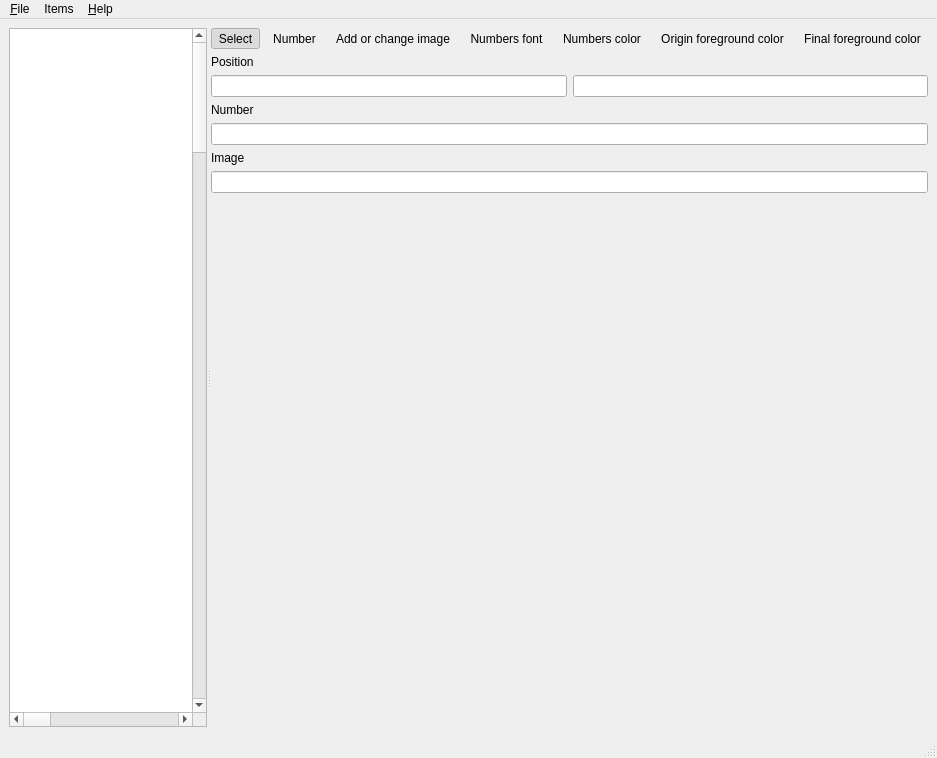
First picture: the form in ui/mainwindow.ui, repository kervala/mapmaker, before the edit.
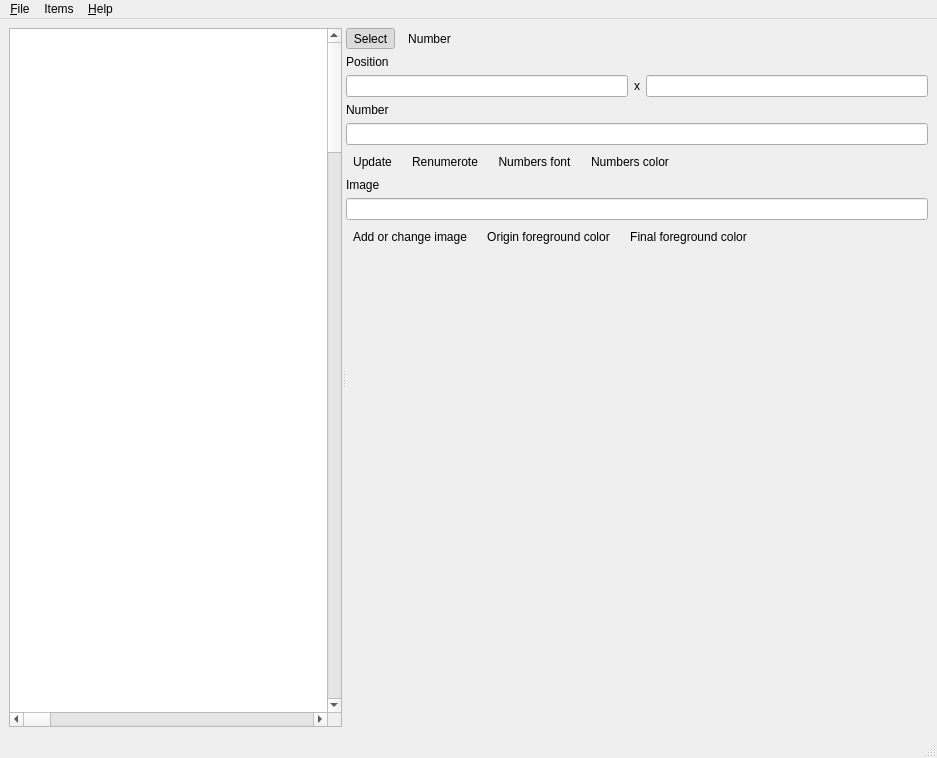
Second picture: the form after the edit. Icons and pictures are not drawn.

Commit message: Fixed: Validate and recompute numbers

What changed in the file:
```diff
--- a/ui/mainwindow.ui
+++ b/ui/mainwindow.ui
@@ -33,7 +33,7 @@
       <widget class="QWidget" name="layoutWidget">
        <layout class="QVBoxLayout" name="verticalLayout">
         <item>
-         <layout class="QHBoxLayout" name="toolsLayout" stretch="0,0,1,0,0,0,0,0">
+         <layout class="QHBoxLayout" name="toolsLayout" stretch="0,0,1">
           <item>
            <widget class="QToolButton" name="selectButton">
             <property name="text">
@@ -90,124 +90,238 @@
             </property>
            </spacer>
           </item>
-          <item>
-           <widget class="QToolButton" name="imageButton">
-            <property name="text">
-             <string>Add or change image</string>
-            </property>
-            <property name="icon">
-             <iconset resource="../res/resources.qrc">
-              <normaloff>:/icons/image.png</normaloff>:/icons/image.png</iconset>
-            </property>
-            <property name="checkable">
-             <bool>true</bool>
-            </property>
-            <property name="autoExclusive">
-             <bool>true</bool>
-            </property>
-            <property name="autoRaise">
-             <bool>true</bool>
-            </property>
-           </widget>
-          </item>
-          <item>
-           <widget class="QToolButton" name="fontButton">
-            <property name="text">
-             <string>Numbers font</string>
-            </property>
-            <property name="icon">
-             <iconset resource="../res/resources.qrc">
-              <normaloff>:/icons/font.png</normaloff>:/icons/font.png</iconset>
-            </property>
-            <property name="autoRaise">
-             <bool>true</bool>
-            </property>
-           </widget>
-          </item>
-          <item>
-           <widget class="QToolButton" name="colorButton">
-            <property name="text">
-             <string>Numbers color</string>
-            </property>
-            <property name="icon">
-             <iconset resource="../res/resources.qrc">
-              <normaloff>:/icons/color.png</normaloff>:/icons/color.png</iconset>
-            </property>
-            <property name="autoRaise">
-             <bool>true</bool>
-            </property>
-           </widget>
-          </item>
-          <item>
-           <widget class="QToolButton" name="originForegroundColorButton">
-            <property name="text">
-             <string>Origin foreground color</string>
-            </property>
-            <property name="icon">
-             <iconset resource="../res/resources.qrc">
-              <normaloff>:/icons/color.png</normaloff>:/icons/color.png</iconset>
-            </property>
-            <property name="autoRaise">
-             <bool>true</bool>
-            </property>
-           </widget>
-          </item>
-          <item>
-           <widget class="QToolButton" name="finalForegroundColorButton">
-            <property name="text">
-             <string>Final foreground color</string>
-            </property>
-            <property name="icon">
-             <iconset resource="../res/resources.qrc">
-              <normaloff>:/icons/color.png</normaloff>:/icons/color.png</iconset>
-            </property>
-            <property name="autoRaise">
-             <bool>true</bool>
-            </property>
-           </widget>
-          </item>
          </layout>
         </item>
         <item>
-         <widget class="QLabel" name="positionLabel">
-          <property name="text">
-           <string>Position</string>
-          </property>
+         <widget class="QFrame" name="positionFrame">
+          <layout class="QVBoxLayout" name="positionVerticalLayout">
+           <property name="leftMargin">
+            <number>0</number>
+           </property>
+           <property name="topMargin">
+            <number>0</number>
+           </property>
+           <property name="rightMargin">
+            <number>0</number>
+           </property>
+           <property name="bottomMargin">
+            <number>0</number>
+           </property>
+           <item>
+            <widget class="QLabel" name="positionLabel">
+             <property name="text">
+              <string>Position</string>
+             </property>
+            </widget>
+           </item>
+           <item>
+            <layout class="QHBoxLayout" name="positionLayout">
+             <item>
+              <widget class="QLineEdit" name="xEdit"/>
+             </item>
+             <item>
+              <widget class="QLabel" name="label">
+               <property name="text">
+                <string>x</string>
+               </property>
+              </widget>
+             </item>
+             <item>
+              <widget class="QLineEdit" name="yEdit"/>
+             </item>
+            </layout>
+           </item>
+          </layout>
          </widget>
         </item>
         <item>
-         <layout class="QHBoxLayout" name="positionLayout">
-          <item>
-           <widget class="QLineEdit" name="xEdit"/>
-          </item>
-          <item>
-           <widget class="QLineEdit" name="yEdit"/>
-          </item>
-         </layout>
-        </item>
-        <item>
-         <widget class="QLabel" name="numberLabel">
-          <property name="text">
-           <string>Number</string>
-          </property>
+         <widget class="QFrame" name="numberFrame">
+          <layout class="QVBoxLayout" name="numberVerticalLayout">
+           <property name="leftMargin">
+            <number>0</number>
+           </property>
+           <property name="topMargin">
+            <number>0</number>
+           </property>
+           <property name="rightMargin">
+            <number>0</number>
+           </property>
+           <property name="bottomMargin">
+            <number>0</number>
+           </property>
+           <item>
+            <widget class="QLabel" name="numberLabel">
+             <property name="text">
+              <string>Number</string>
+             </property>
+            </widget>
+           </item>
+           <item>
+            <widget class="QLineEdit" name="numberEdit"/>
+           </item>
+           <item>
+            <layout class="QHBoxLayout" name="horizontalLayout">
+             <item>
+              <widget class="QToolButton" name="validateButton">
+               <property name="text">
+                <string>Update</string>
+               </property>
+               <property name="icon">
+                <iconset resource="../res/resources.qrc">
+                 <normaloff>:/icons/validate.png</normaloff>:/icons/validate.png</iconset>
+               </property>
+               <property name="autoRaise">
+                <bool>true</bool>
+               </property>
+              </widget>
+             </item>
+             <item>
+              <widget class="QToolButton" name="recomputeButton">
+               <property name="text">
+                <string>Renumerote</string>
+               </property>
+               <property name="icon">
+                <iconset resource="../res/resources.qrc">
+                 <normaloff>:/icons/recompute.png</normaloff>:/icons/recompute.png</iconset>
+               </property>
+               <property name="autoRaise">
+                <bool>true</bool>
+               </property>
+              </widget>
+             </item>
+             <item>
+              <widget class="QToolButton" name="fontButton">
+               <property name="text">
+                <string>Numbers font</string>
+               </property>
+               <property name="icon">
+                <iconset resource="../res/resources.qrc">
+                 <normaloff>:/icons/font.png</normaloff>:/icons/font.png</iconset>
+               </property>
+               <property name="autoRaise">
+                <bool>true</bool>
+               </property>
+              </widget>
+             </item>
+             <item>
+              <widget class="QToolButton" name="colorButton">
+               <property name="text">
+                <string>Numbers color</string>
+               </property>
+               <property name="icon">
+                <iconset resource="../res/resources.qrc">
+                 <normaloff>:/icons/color.png</normaloff>:/icons/color.png</iconset>
+               </property>
+               <property name="autoRaise">
+                <bool>true</bool>
+               </property>
+              </widget>
+             </item>
+             <item>
+              <spacer name="numberHorizontalSpacer">
+               <property name="orientation">
+                <enum>Qt::Horizontal</enum>
+               </property>
+               <property name="sizeHint" stdset="0">
+                <size>
+                 <width>40</width>
+                 <height>20</height>
+                </size>
+               </property>
+              </spacer>
+             </item>
+            </layout>
+           </item>
+          </layout>
          </widget>
         </item>
         <item>
-         <widget class="QLineEdit" name="numberEdit"/>
-        </item>
-        <item>
-         <layout class="QHBoxLayout" name="numberLayout"/>
-        </item>
-        <item>
-         <widget class="QLabel" name="imageLabel">
-          <property name="text">
-           <string>Image</string>
-          </property>
+         <widget class="QFrame" name="imageFrame">
+          <layout class="QVBoxLayout" name="imageVerticalLayout">
+           <property name="leftMargin">
+            <number>0</number>
+           </property>
+           <property name="topMargin">
+            <number>0</number>
+           </property>
+           <property name="rightMargin">
+            <number>0</number>
+           </property>
+           <property name="bottomMargin">
+            <number>0</number>
+           </property>
+           <item>
+            <widget class="QLabel" name="imageLabel">
+             <property name="text">
+              <string>Image</string>
+             </property>
+            </widget>
+           </item>
+           <item>
+            <widget class="QLineEdit" name="imageEdit"/>
+           </item>
+           <item>
+            <layout class="QHBoxLayout" name="imageButtonsHorizontalLayout">
+             <item>
+              <widget class="QToolButton" name="imageButton">
+               <property name="text">
+                <string>Add or change image</string>
+               </property>
+               <property name="icon">
+                <iconset resource="../res/resources.qrc">
+                 <normaloff>:/icons/image.png</normaloff>:/icons/image.png</iconset>
+               </property>
+               <property name="autoRaise">
+                <bool>true</bool>
+               </property>
+              </widget>
+             </item>
+             <item>
+              <widget class="QToolButton" name="originForegroundColorButton">
+               <property name="text">
+                <string>Origin foreground color</string>
+               </property>
+               <property name="icon">
+                <iconset resource="../res/resources.qrc">
+                 <normaloff>:/icons/color.png</normaloff>:/icons/color.png</iconset>
+               </property>
+               <property name="autoRaise">
+                <bool>true</bool>
+               </property>
+              </widget>
+             </item>
+             <item>
+              <widget class="QToolButton" name="finalForegroundColorButton">
+               <property name="text">
+                <string>Final foreground color</string>
+               </property>
+               <property name="icon">
+                <iconset resource="../res/resources.qrc">
+                 <normaloff>:/icons/color.png</normaloff>:/icons/color.png</iconset>
+               </property>
+               <property name="autoRaise">
+                <bool>true</bool>
+               </property>
+              </widget>
+             </item>
+             <item>
+              <spacer name="imageHorizontalSpacer">
+               <property name="orientation">
+                <enum>Qt::Horizontal</enum>
+               </property>
+               <property name="sizeHint" stdset="0">
+                <size>
+                 <width>40</width>
+                 <height>20</height>
+                </size>
+               </property>
+              </spacer>
+             </item>
+            </layout>
+           </item>
+          </layout>
          </widget>
         </item>
-        <item>
-         <widget class="QLineEdit" name="imageEdit"/>
-        </item>
         <item>
          <spacer name="verticalSpacer">
           <property name="orientation">
```
The commit also changes 7 other files.
